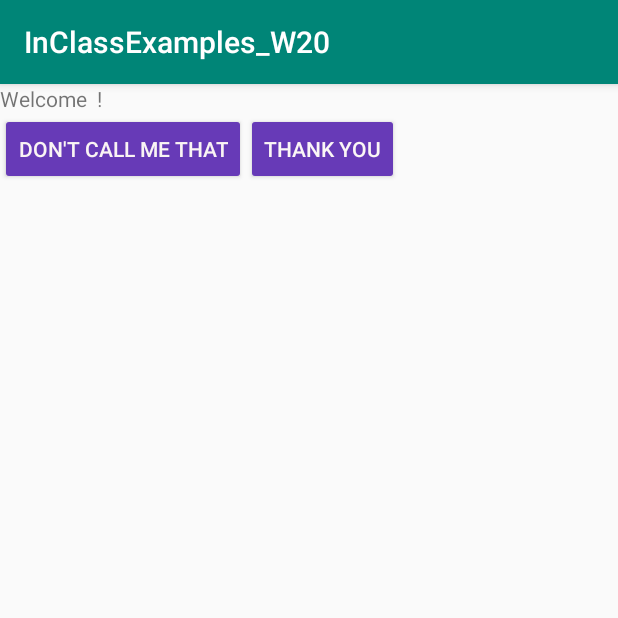
After one commit to beck0219/InClassExamples_W20, an Android app: the NameActivity screen opened directly, with no data from a screen before it, on a phone screen of 412 x 824 dp, the top half of it. The commit adds this screen. Run offline under Robolectric (Android 15) with nearby library versions, the phone set to English and light mode, and no system bars.

Commit message:
lab_3 changes complete

```diff
--- /dev/null
+++ b/app/src/main/java/com/example/inclassexamples_w20/NameActivity.java
@@ -0,0 +1,53 @@
+package com.example.inclassexamples_w20;
+
+import androidx.appcompat.app.AppCompatActivity;
+
+import android.content.ActivityNotFoundException;
+import android.content.Context;
+import android.content.Intent;
+import android.content.SharedPreferences;
+import android.os.Bundle;
+import android.view.View;
+import android.widget.Button;
+import android.widget.TextView;
+
+public class NameActivity extends AppCompatActivity {
+
+    @Override
+    protected void onCreate(Bundle savedInstanceState) {
+        super.onCreate(savedInstanceState);
+        setContentView(R.layout.activity_name);
+
+        //CONSTRUCT OBJECTS
+        TextView name_result = findViewById(R.id.text_view_name_result);
+        Button dontcallmethat = findViewById(R.id.button_dontcallmethat);
+        Button thankyou = findViewById(R.id.button_thankyou);
+
+        //GET THE NAME VALUE FROM "SHARED_PREFS"
+        SharedPreferences sp = getApplicationContext().getSharedPreferences("SHARED_PREFS", Context.MODE_PRIVATE);
+        String name = sp.getString("name","");
+        name_result.setText(getString(R.string.welcome_name) + name +"!");
+
+        dontcallmethat.setOnClickListener(new View.OnClickListener() {
+            @Override
+            public void onClick(View view) {
+              setResult(0);
+              finish();
+            }
+        });
+
+        thankyou.setOnClickListener(new View.OnClickListener() {
+            @Override
+            public void onClick(View view) {
+                setResult(1);
+                Intent intent = new Intent(Intent.ACTION_MAIN);
+                intent.addCategory(Intent.CATEGORY_HOME);
+                intent.addFlags(Intent.FLAG_ACTIVITY_CLEAR_TASK);
+                intent.addFlags(Intent.FLAG_ACTIVITY_NEW_TASK);
+                startActivity(intent);
+                System.exit(1);
+            }
+        });
+
+    }
+}
--- /dev/null
+++ b/app/src/main/res/layout/activity_name.xml
@@ -0,0 +1,39 @@
+<?xml version="1.0" encoding="utf-8"?>
+<LinearLayout xmlns:android="http://schemas.android.com/apk/res/android"
+    xmlns:app="http://schemas.android.com/apk/res-auto"
+    xmlns:tools="http://schemas.android.com/tools"
+    android:layout_width="match_parent"
+    android:layout_height="match_parent"
+    android:orientation="vertical"
+    tools:context=".NameActivity">
+
+    <TextView
+        android:id="@+id/text_view_name_result"
+        android:layout_width="match_parent"
+        android:layout_height="wrap_content"
+        android:text="@string/welcome_name" />
+
+    <LinearLayout
+        android:layout_width="wrap_content"
+        android:layout_height="wrap_content"
+        android:orientation="horizontal">
+
+        <Button
+            android:id="@+id/button_dontcallmethat"
+            android:layout_width="wrap_content"
+            android:layout_height="wrap_content"
+            android:layout_weight="1"
+            android:backgroundTint="#673AB7"
+            android:text="@string/dontcallmethatbutton"
+            android:textColor="#FAF4F4" />
+
+        <Button
+            android:id="@+id/button_thankyou"
+            android:layout_width="wrap_content"
+            android:layout_height="wrap_content"
+            android:layout_weight="1"
+            android:backgroundTint="#673AB7"
+            android:text="@string/thankyoubutton"
+            android:textColor="#FBF6F6" />
+    </LinearLayout>
+</LinearLayout>
--- a/app/src/main/res/values/strings.xml
+++ b/app/src/main/res/values/strings.xml
@@ -17,4 +17,10 @@
     <string name="toast_message">Label has been updated.</string>
     <string name="checkbox_on">The Checkbox is now on</string>
     <string name="checkbox_off">The Checkbox is now off</string>
+    <!--  MY STRINGS 2  -->
+    <string name="name_request">Enter your name</string>
+    <string name="next_button">NEXT</string>
+    <string name="welcome_name">Welcome \u0020</string>
+    <string name="dontcallmethatbutton">DON\'T CALL ME THAT</string>
+    <string name="thankyoubutton">THANK YOU</string>
 </resources>
```
Also changed, not shown: app/src/main/AndroidManifest.xml (+16 -3 lines), app/src/main/java/com/example/inclassexamples_w20/MainActivity.java (+36 -1 lines), app/src/main/res/layout/activity_main.xml (+28 -2 lines), 1 other file.
